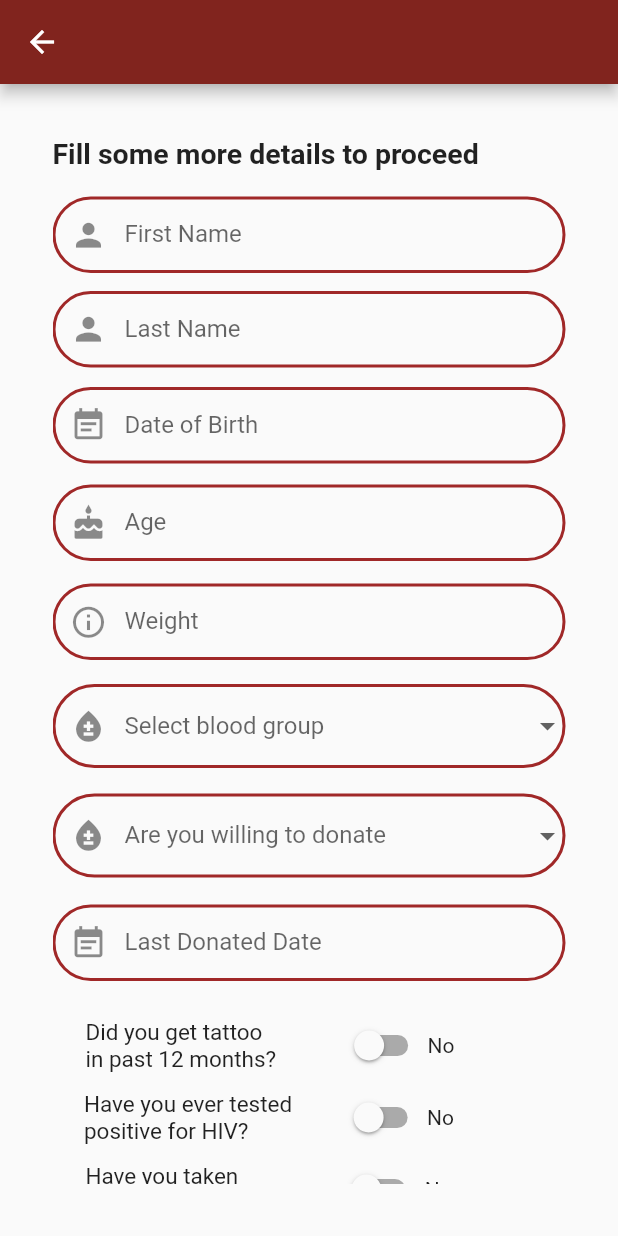
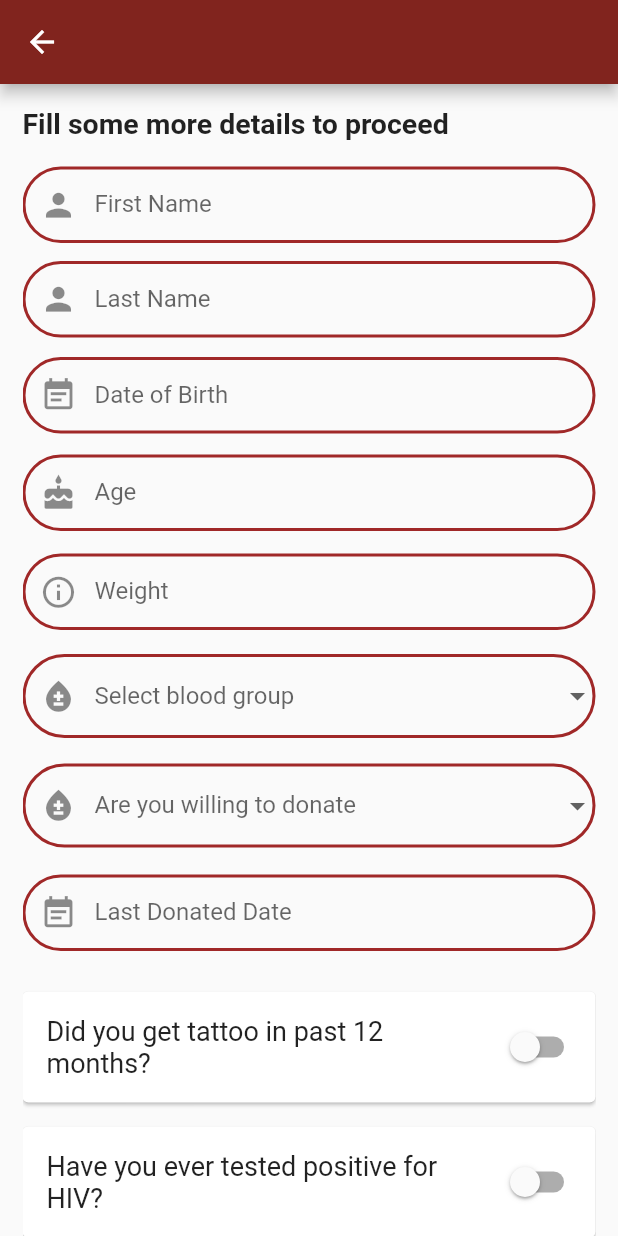
Before and after one commit to SreedevT/bloodbuddy, a Flutter app: the SignUpScreen screen opened by its route, on a phone screen of 412 x 824 dp. Run offline on Flutter 3.47's test engine with Material 2 defaults, Android fonts, the light colour scheme and no system bars; drawn by our look-alikes of date_field; our stand-ins replace cloud_firestore, firebase_auth, firebase_core, flutter_map, flutter_spinkit, geolocator and 3 more; missing offline and left inert: firebase_app_check; accounts and stored records are empty.

Commit message:
Added Question cards

```diff
--- a/lib/authentication/register.dart
+++ b/lib/authentication/register.dart
@@ -1,3 +1,5 @@
+import 'dart:developer';
+
 import 'package:blood/Firestore/userprofile.dart';
 import 'package:blood/screens/mapscreen.dart';
 import 'package:firebase_auth/firebase_auth.dart';
@@ -9,6 +11,63 @@ class SignUpScreen extends StatefulWidget {
 
   @override
   State<SignUpScreen> createState() => _SignUpScreenState();
+}
+
+class QuestionCard extends StatefulWidget {
+  final String question;
+  //? fuction onChanged is called when the switch is toggled
+  // it is a callback fuction that is used to update the question bool variables
+  final Function(bool) onChanged;
+  const QuestionCard(
+      {super.key, required this.question, required this.onChanged});
+
+  @override
+  State<QuestionCard> createState() => _QuestionCardState();
+}
+
+class _QuestionCardState extends State<QuestionCard> {
+  bool _switchValue = false;
+  @override
+  Widget build(BuildContext context) {
+    return Card(
+      // Use some padding and margin for the card
+      margin: const EdgeInsets.fromLTRB(0, 8, 0, 8),
+      child: Padding(
+        padding: const EdgeInsets.all(8),
+        // Use a row to align the text and the switch horizontally
+        child: Row(
+          // Use mainAxisAlignment to space the widgets evenly
+          mainAxisAlignment: MainAxisAlignment.spaceEvenly,
+          children: [
+            Expanded(
+              child: Padding(
+                padding: const EdgeInsets.all(8),
+                // Use a text widget with some style
+                child: Text(
+                  widget.question,
+                  style: const TextStyle(
+                    fontSize: 18,
+                  ),
+                ),
+              ),
+            ),
+            // Use a switch widget with the state variable and an onChanged callback
+            Switch(
+              value: _switchValue,
+              onChanged: (v) {
+                // Update the state variable and call setState() to rebuild the UI
+                setState(() {
+                  _switchValue = v;
+                });
+
+                widget.onChanged(v);
+              },
+            ),
+          ],
+        ),
+      ),
+    );
+  }
 }
 
 class _SignUpScreenState extends State<SignUpScreen> {
@@ -69,21 +128,57 @@ class _SignUpScreenState extends State<SignUpScreen> {
     user = _auth.currentUser;
   }
 
+  Widget questionCard(String question, bool value) {
+    return Card(
+      // Use some padding and margin for the card
+      margin: const EdgeInsets.fromLTRB(0, 8, 0, 8),
+      child: Padding(
+        padding: const EdgeInsets.all(8),
+        // Use a row to align the text and the switch horizontally
+        child: Row(
+          // Use mainAxisAlignment to space the widgets evenly
+          mainAxisAlignment: MainAxisAlignment.spaceEvenly,
+          children: [
+            Expanded(
+              child: Padding(
+                padding: const EdgeInsets.all(8),
+                // Use a text widget with some style
+                child: Text(
+                  question,
+                  style: const TextStyle(
+                    fontSize: 18,
+                  ),
+                ),
+              ),
+            ),
+            // Use a switch widget with the state variable and an onChanged callback
+            Switch(
+              value: value,
+              onChanged: (v) {
+                // Update the state variable and call setState() to rebuild the UI
+                setState(() {
+                  value = v;
+                });
+              },
+            ),
+          ],
+        ),
+      ),
+    );
+  }
+
   @override
   Widget build(BuildContext context) {
     return Scaffold(
       appBar: AppBar(
         backgroundColor: const Color.fromARGB(255, 129, 36, 30),
       ),
-      body: Container(
-        alignment: Alignment.center,
-        padding: EdgeInsets.all(35.0),
+      body: Padding(
+        padding: const EdgeInsets.fromLTRB(15, 15, 15, 0),
+        child: Form(
+          key: _formKey,
           child: ListView(
-          children: [
-            Form(
-              key: _formKey,
-              child: Column(
-                crossAxisAlignment: CrossAxisAlignment.start,
+            // crossAxisAlignment: CrossAxisAlignment.start,
             children: [
               Padding(
                 padding: EdgeInsets.only(bottom: 7.0),
@@ -270,86 +365,36 @@ class _SignUpScreenState extends State<SignUpScreen> {
                 autovalidateMode: AutovalidateMode.always,
               ),
               SizedBox(height: 19),
-                  Row(
-                    children: [
-                      Padding(
-                        padding: EdgeInsets.only(left: 22.0),
-                        child: Text('Did you get tattoo\nin past 12 months?',
-                            style: TextStyle(
-                              fontSize: 15,
-                            )),
-                      ),
-                      SizedBox(width: 10),
-                      Padding(
-                        padding: EdgeInsets.only(left: 32.0),
-                        child: Switch(
-                          value: question1,
+
+              QuestionCard(
+                question: "Did you get tattoo in past 12 months?",
                 onChanged: (value) {
                   setState(() {
                     question1 = value;
                   });
                 },
               ),
-                      ),
-                      Text(question1 ? 'Yes' : 'No'),
-                    ],
-                  ),
-                  Row(
-                    children: [
-                      Padding(
-                        padding: EdgeInsets.only(left: 21.0),
-                        child: Text(
-                          'Have you ever tested\npositive for HIV?',
-                          style: TextStyle(
-                            fontSize: 15,
-                          ),
-                        ),
-                      ),
-                      SizedBox(width: 10),
-                      Padding(
-                        padding: EdgeInsets.only(left: 21.0),
-                        child: Switch(
-                          value: question2,
+              QuestionCard(
+                question: "Have you ever tested positive for HIV?",
                 onChanged: (value) {
                   setState(() {
                     question2 = value;
                   });
                 },
               ),
-                      ),
-                      Text(question2 ? 'Yes' : 'No'),
-                    ],
-                  ),
-                  Row(
-                    children: [
-                      Padding(
-                        padding: EdgeInsets.only(left: 22.0),
-                        child: Text(
-                          'Have you taken\nCovid-19 vaccine?',
-                          style: TextStyle(
-                            fontSize: 15,
-                          ),
-                        ),
-                      ),
-                      SizedBox(width: 10),
-                      Padding(
-                        padding: EdgeInsets.only(left: 37.0),
-                        child: Switch(
-                          value: question3,
+              QuestionCard(
+                question: "Have you taken Covid-19 vaccine?",
                 onChanged: (value) {
                   setState(() {
                     question3 = value;
                   });
                 },
               ),
-                      ),
-                      Text(question3 ? 'Yes' : 'No'),
-                    ],
-                  ),
+
               SizedBox(height: 20),
               Container(
+                padding: const EdgeInsets.all(10),
                 width: double.infinity,
-                    height: 32,
                 decoration: BoxDecoration(
                   color: const Color.fromARGB(255, 129, 36, 30),
                   borderRadius: BorderRadius.circular(9),
@@ -382,8 +427,7 @@ class _SignUpScreenState extends State<SignUpScreen> {
                         context: context,
                         builder: (context) => AlertDialog(
                           title: Text('Incomplete Form'),
-                              content:
-                                  Text('Please fill all the required fields.'),
+                          content: Text('Please fill all the required fields.'),
                           actions: [
                             ElevatedButton(
                               onPressed: () => Navigator.pop(context),
@@ -406,10 +450,9 @@ class _SignUpScreenState extends State<SignUpScreen> {
                   ),
                 ),
               ),
+              SizedBox(height: 20),
             ],
           ),
-            ),
-          ],
         ),
       ),
     );
```
Lines whose indentation alone changed are shown as unchanged.
